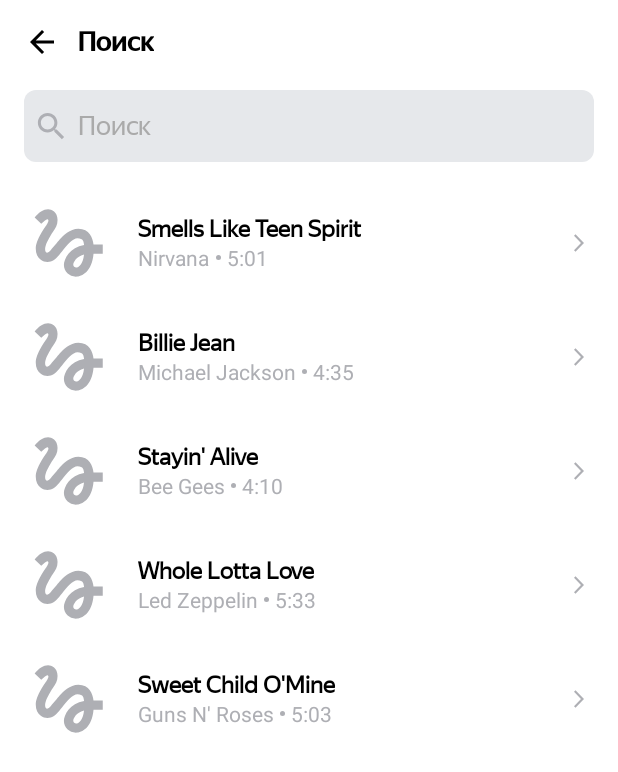
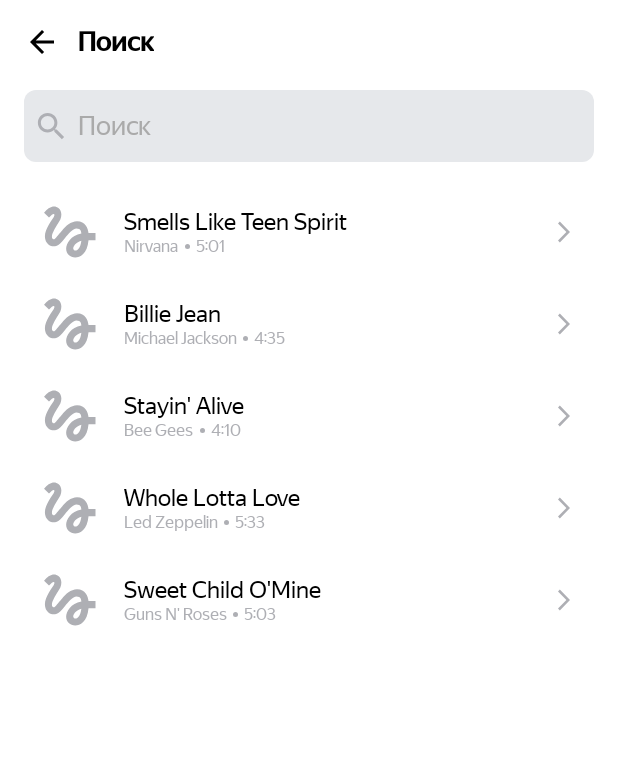
Before and after one commit to iudicio/YandexMedia, an Android app built with Jetpack Compose: the SearchActivity screen opened directly, with no data from a screen before it, on a phone screen of 412 x 824 dp. Shown: the top 772 px of the screen. Run offline under Robolectric (Android 15) with nearby library versions, the phone set to English and light mode, and no system bars; pictures from the network do not load.

Commit message:
commit_3v324

```diff
--- a/app/src/main/AndroidManifest.xml
+++ b/app/src/main/AndroidManifest.xml
@@ -1,7 +1,7 @@
 <?xml version="1.0" encoding="utf-8"?>
 <manifest xmlns:android="http://schemas.android.com/apk/res/android"
     xmlns:tools="http://schemas.android.com/tools">
-
+    <uses-permission android:name="android.permission.INTERNET" />
     <application
         android:allowBackup="true"
         android:dataExtractionRules="@xml/data_extraction_rules"
@@ -12,6 +12,7 @@
         android:supportsRtl="true"
         android:theme="@style/Theme.YandexMedia"
         tools:targetApi="31">
+
         <activity android:name=".SearchActivity"
             android:theme="@style/Theme.YandexMedia"/>
         <activity
--- a/app/src/main/java/com/example/yandexmedia/SearchActivity.kt
+++ b/app/src/main/java/com/example/yandexmedia/SearchActivity.kt
@@ -34,6 +34,7 @@ class SearchActivity : AppCompatActivity() {
         recyclerView.layoutManager = LinearLayoutManager(this)
 
 // Создаем список треков вручную
+        // Создаем список треков вручную
         val tracks = arrayListOf(
             Track(
                 "Smells Like Teen Spirit",
@@ -63,9 +64,10 @@ class SearchActivity : AppCompatActivity() {
                 "Sweet Child O'Mine",
                 "Guns N' Roses",
                 "5:03",
-                "https://is5-ssl.mzstatic.com/image/thumb/Music125/v4/a0/4d/c4/a04dc484-03c"
+                "https://is5-ssl.mzstatic.com/image/thumb/Music125/v4/a0/4d/c4/a04dc484-03cc-02aa-fa82-5334fcb4bc16/18UMGIM24878.rgb.jpg/100x100bb.jpg"
             )
         )
+
 
         val adapter = TrackAdapter(tracks)
         recyclerView.adapter = adapter
--- a/app/src/main/java/com/example/yandexmedia/TrackViewHolder.kt
+++ b/app/src/main/java/com/example/yandexmedia/TrackViewHolder.kt
@@ -19,11 +19,11 @@ class TrackViewHolder(view: View) : RecyclerView.ViewHolder(view) {
         artistNameTextView.text = track.artistName
         trackTimeTextView.text = track.trackTime
 
-        // Используем Glide с плейсхолдером и скруглением
         val requestOptions = RequestOptions()
-            .transform(RoundedCorners(16)) // скругление углов
-            .placeholder(R.drawable.ic_placeholder) // показывается, пока грузится
-            .error(R.drawable.ic_placeholder) // показывается при ошибке (например, нет интернета)
+            .transform(RoundedCorners(itemView.resources.getDimensionPixelSize(R.dimen.track_corner_radius)))
+            .placeholder(R.drawable.ic_placeholder)
+            .error(R.drawable.ic_placeholder)
+            .centerCrop()
 
         Glide.with(itemView)
             .load(track.artworkUrl100)
--- a/app/src/main/res/layout/track_list_item.xml
+++ b/app/src/main/res/layout/track_list_item.xml
@@ -1,11 +1,14 @@
 <?xml version="1.0" encoding="utf-8"?>
 <LinearLayout xmlns:android="http://schemas.android.com/apk/res/android"
     xmlns:app="http://schemas.android.com/apk/res-auto"
+    xmlns:tools="http://schemas.android.com/tools"
     android:layout_width="match_parent"
     android:layout_height="wrap_content"
     android:orientation="horizontal"
-    android:padding="@dimen/padding_medium"
-    android:gravity="center_vertical">
+    android:paddingVertical="8dp"
+    android:paddingHorizontal="16dp"
+    android:gravity="center_vertical"
+    android:background="?android:attr/selectableItemBackground">
 
     <!-- Обложка трека -->
     <com.google.android.material.imageview.ShapeableImageView
@@ -14,7 +17,6 @@
         android:layout_height="@dimen/track_image_size"
         android:layout_marginEnd="@dimen/margin_large"
         android:scaleType="centerCrop"
-        android:background="@color/color_holder"
         android:contentDescription="@string/content_album_art"
         app:shapeAppearanceOverlay="@style/RoundedImageStyle" />
 
@@ -28,61 +30,59 @@
         <!-- Название трека -->
         <TextView
             android:id="@+id/trackNameTextView"
-            android:fontFamily="@font/ys_display_regular"
             android:layout_width="match_parent"
             android:layout_height="wrap_content"
-            android:textSize="@dimen/text_title"
-            android:textStyle="bold"
+            android:fontFamily="@font/ys_display_regular"
+            android:textSize="16sp"
+            android:lineHeight="19sp"
             android:textColor="@color/color_black"
             android:maxLines="1"
             android:ellipsize="end" />
 
-        <!-- Контейнер для исполнителя и времени -->
+        <!-- Исполнитель и длительность -->
         <LinearLayout
-            android:fontFamily="@font/ys_display_regular"
             android:layout_width="wrap_content"
             android:layout_height="wrap_content"
             android:orientation="horizontal"
             android:gravity="center_vertical">
 
-            <!-- Имя исполнителя -->
             <TextView
                 android:id="@+id/artistNameTextView"
                 android:layout_width="wrap_content"
                 android:layout_height="wrap_content"
-                android:textSize="@dimen/text_subtitle"
+                android:fontFamily="@font/ys_display_regular"
+                android:textSize="11sp"
                 android:textColor="@color/color_track_gray"
-                android:singleLine="true"
+                android:maxLines="1"
                 android:ellipsize="end"
-                android:maxLines="1"
-                android:layout_marginEnd="@dimen/margin_small" />
+                android:layout_marginEnd="4dp" />
 
-            <!-- Точка-разделитель -->
             <ImageView
                 android:id="@+id/dotSeparator"
-                android:layout_width="@dimen/dot_separator_size"
-                android:layout_height="@dimen/dot_separator_size"
-                android:layout_marginEnd="@dimen/margin_small"
+                android:layout_width="3dp"
+                android:layout_height="3dp"
+                android:layout_marginEnd="4dp"
                 android:src="@drawable/ellipse_1"
                 android:tint="@color/color_track_gray" />
 
-            <!-- Время трека -->
             <TextView
                 android:id="@+id/trackTimeTextView"
                 android:layout_width="wrap_content"
                 android:layout_height="wrap_content"
-                android:textSize="@dimen/text_subtitle"
+                android:fontFamily="@font/ys_display_regular"
+                android:textSize="11sp"
                 android:textColor="@color/color_track_gray" />
         </LinearLayout>
     </LinearLayout>
 
-    <!-- Стрелка вправо -->
+    <!-- Стрелка -->
     <ImageView
         android:id="@+id/arrowRightImageView"
-        android:layout_width="@dimen/track_arrow_size"
-        android:layout_height="@dimen/track_arrow_size"
-        android:layout_marginStart="@dimen/margin_medium"
+        android:layout_width="@dimen/track_arrow_width"
+        android:layout_height="@dimen/track_arrow_height"
+        android:layout_marginStart="16dp"
         android:src="@drawable/ic_arrow_right"
-        android:tint="@color/color_track_gray" />
+        android:tint="@color/color_track_gray"
+        tools:ignore="UseAppTint" />
 
 </LinearLayout>
--- a/app/src/main/res/values/dimens.xml
+++ b/app/src/main/res/values/dimens.xml
@@ -8,17 +8,19 @@
 
     <dimen name="margin_small">4dp</dimen>
     <dimen name="margin_medium">8dp</dimen>
-    <dimen name="margin_large">16dp</dimen>
+    <dimen name="margin_large">13dp</dimen>
 
     <!-- ========== Размеры элементов ========== -->
-    <dimen name="track_image_size">60dp</dimen>
-    <dimen name="track_arrow_size">20dp</dimen>
+    <dimen name="track_image_size">45dp</dimen>
+    <dimen name="track_arrow_size">10dp</dimen>
+    <dimen name="track_arrow_width">24dp</dimen>
+    <dimen name="track_arrow_height">24dp</dimen>
     <dimen name="dot_separator_size">3dp</dimen>
-    <dimen name="track_corner_radius">12dp</dimen>
+    <dimen name="track_corner_radius">2dp</dimen>
 
     <!-- ========== Размеры текста ========== -->
     <dimen name="text_title">16sp</dimen>
-    <dimen name="text_subtitle">14sp</dimen>
+    <dimen name="text_subtitle">11sp</dimen>
     <dimen name="text_header">18sp</dimen>
 
     <!-- ========== Радиусы карточек, поиск и т.п. ========== -->
--- a/app/src/main/res/values/styles.xml
+++ b/app/src/main/res/values/styles.xml
@@ -99,7 +99,9 @@
 
     <style name="RoundedImageStyle">
         <item name="cornerFamily">rounded</item>
-        <item name="cornerSize">12dp</item>
+        <item name="cornerSize">@dimen/track_corner_radius</item>
     </style>
 
+
+
 </resources>
```
